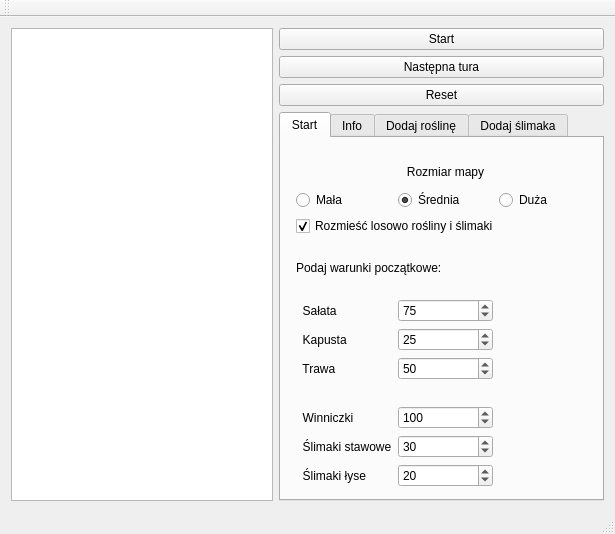
Before: the Qt Designer form mainwindow.ui in KarolStachurka/PJC, drawn with Qt 5.
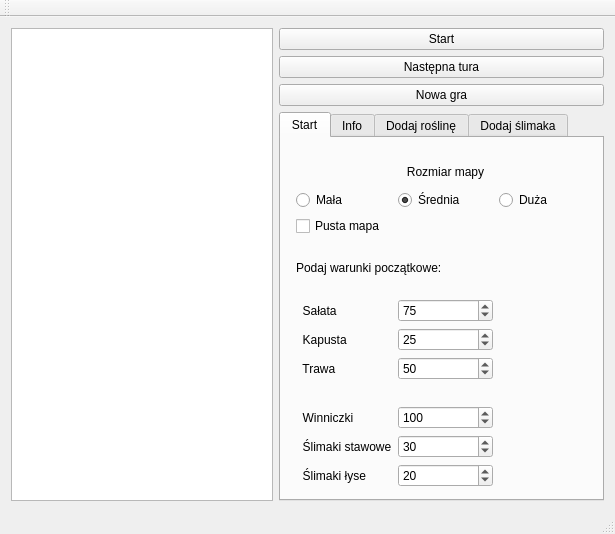
After: the same form once the commit is applied.

The edit to the form file:
```diff
--- a/mainwindow.ui
+++ b/mainwindow.ui
@@ -79,7 +79,7 @@
         <item>
          <widget class="QPushButton" name="resetButton">
           <property name="text">
-           <string>Reset</string>
+           <string>Nowa gra</string>
           </property>
          </widget>
         </item>
@@ -182,12 +182,15 @@
               </widget>
              </item>
              <item row="5" column="0" colspan="3">
-              <widget class="QCheckBox" name="randomStartCheckBox">
+              <widget class="QCheckBox" name="emptyMapCheckBox">
+               <property name="enabled">
+                <bool>true</bool>
+               </property>
                <property name="text">
-                <string>Rozmieść losowo rośliny i ślimaki</string>
+                <string>Pusta mapa</string>
                </property>
                <property name="checked">
-                <bool>true</bool>
+                <bool>false</bool>
                </property>
               </widget>
              </item>
```
